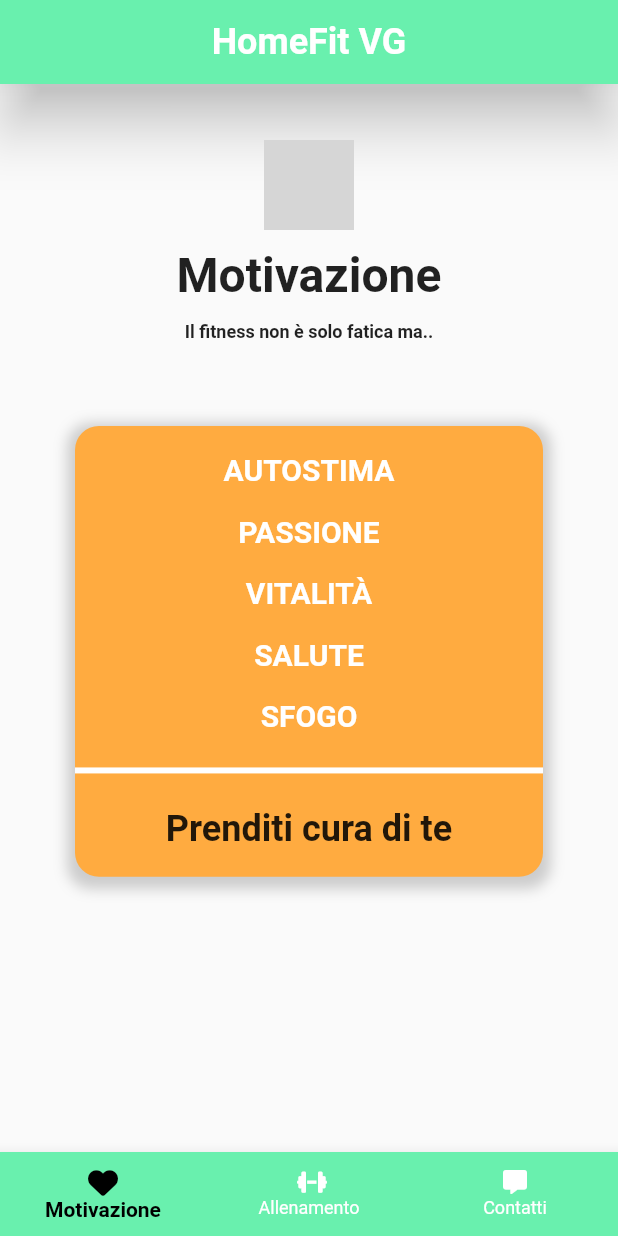
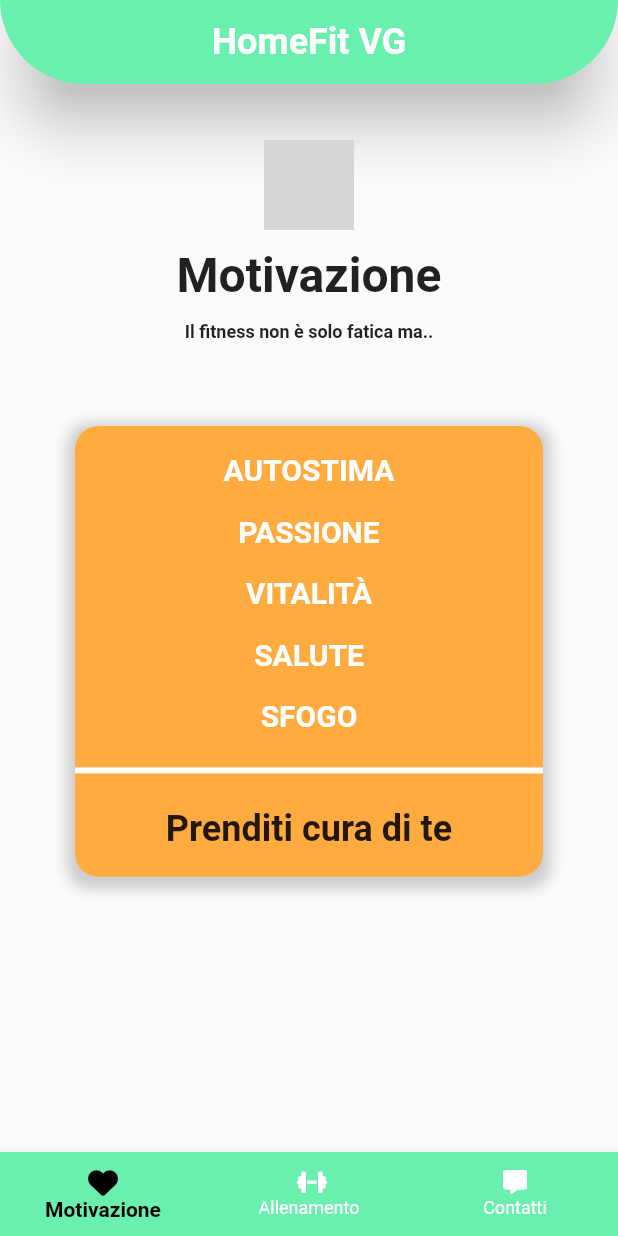
Before and after one commit to vincenzogandolfo/homefitvg, a Flutter app: the screen it shows after launch, on a phone screen of 412 x 824 dp. Run offline on Flutter 3.47's test engine with Material 2 defaults, Android fonts, the phone set to English and light mode, and no system bars; our stand-ins replace animated_splash_screen, font_awesome_flutter; grey boxes are pictures that could not be loaded.

Commit message:
add borderRadius appBar

```diff
--- a/lib/pages/home_page.dart
+++ b/lib/pages/home_page.dart
@@ -30,6 +30,12 @@ class _HomePageState extends State<HomePage> {
     return SafeArea(
       child: Scaffold(
         appBar: AppBar(
+          shape: const RoundedRectangleBorder(
+            borderRadius: BorderRadius.only(
+              bottomLeft: Radius.circular(60),
+              bottomRight: Radius.circular(60),
+            ),
+          ),
           backgroundColor: Colors.greenAccent,
           elevation: 16,
           title: const Text(
```
